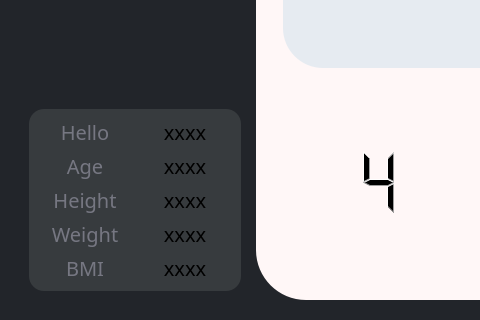
Old version of the form K/upper_body.ui in the repository burr1to/kaizen; both pictures show x 0 to 480 and y 400 to 720 of the 1280 by 720 pixel window.
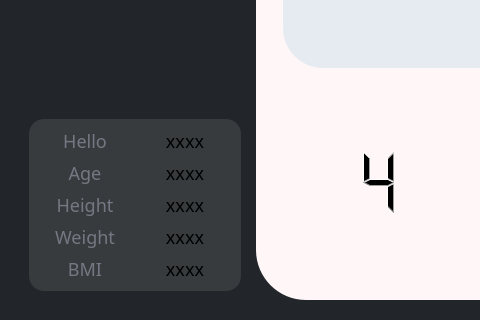
New version of the form. Icons and pictures are not drawn.

Diff of the .ui file:
```diff
--- a/K/upper_body.ui
+++ b/K/upper_body.ui
@@ -208,7 +208,7 @@
          <item>
           <widget class="QFrame" name="frame_11">
            <property name="styleSheet">
-            <string notr="true">font:20px;
+            <string notr="true">font:18px;
 background-color: rgb(55, 59, 62);
 border radius:50px;</string>
            </property>
```
